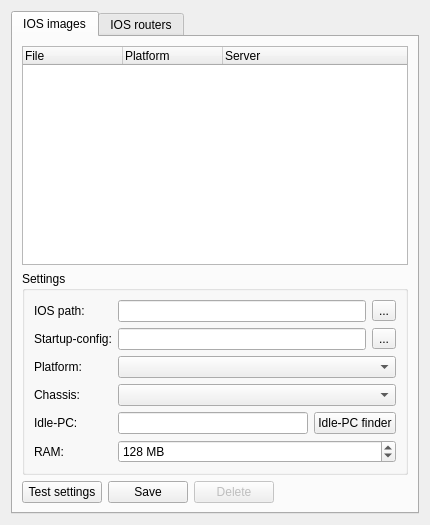
The window that gns3/modules/dynamips/ui/ios_router_preferences_page.ui (GNS3/gns3-gui) describes before a commit, drawn with Qt 5.
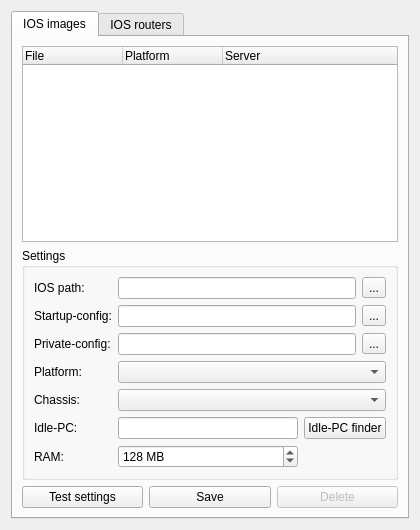
The same window after the commit.

Commit message: Private-config support for Dynamips IOS Temperature sensors and power supplies for c7200 routers Possibility to update the configs and IOS image of a router

```diff
--- a/gns3/modules/dynamips/ui/ios_router_preferences_page.ui
+++ b/gns3/modules/dynamips/ui/ios_router_preferences_page.ui
@@ -6,8 +6,8 @@
    <rect>
     <x>0</x>
     <y>0</y>
-    <width>430</width>
-    <height>525</height>
+    <width>420</width>
+    <height>530</height>
    </rect>
   </property>
   <property name="windowTitle">
@@ -23,8 +23,8 @@
       <attribute name="title">
        <string>IOS images</string>
       </attribute>
-      <layout class="QGridLayout" name="gridLayout_3">
-       <item row="0" column="0" colspan="2">
+      <layout class="QVBoxLayout" name="verticalLayout_2">
+       <item>
         <widget class="QTreeWidget" name="uiIOSImagesTreeWidget">
          <column>
           <property name="text">
@@ -43,7 +43,7 @@
          </column>
         </widget>
        </item>
-       <item row="1" column="0" colspan="2">
+       <item>
         <widget class="QGroupBox" name="groupBox">
          <property name="title">
           <string>Settings</string>
@@ -98,50 +98,68 @@
            </layout>
           </item>
           <item row="2" column="0">
-           <widget class="QLabel" name="uiPlatformLabel">
+           <widget class="QLabel" name="uiPrivateConfigLabel">
             <property name="text">
-             <string>Platform:</string>
+             <string>Private-config:</string>
             </property>
            </widget>
           </item>
           <item row="2" column="1" colspan="2">
-           <widget class="QComboBox" name="uiPlatformComboBox"/>
+           <layout class="QHBoxLayout" name="horizontalLayout_6">
+            <item>
+             <widget class="QLineEdit" name="uiPrivateConfigLineEdit"/>
+            </item>
+            <item>
+             <widget class="QToolButton" name="uiPrivateConfigToolButton">
+              <property name="text">
+               <string>...</string>
+              </property>
+              <property name="toolButtonStyle">
+               <enum>Qt::ToolButtonTextOnly</enum>
+              </property>
+             </widget>
+            </item>
+           </layout>
           </item>
           <item row="3" column="0">
+           <widget class="QLabel" name="uiPlatformLabel">
+            <property name="text">
+             <string>Platform:</string>
+            </property>
+           </widget>
+          </item>
+          <item row="4" column="0">
            <widget class="QLabel" name="uiChassisLabel">
             <property name="text">
              <string>Chassis:</string>
             </property>
            </widget>
           </item>
-          <item row="3" column="1" colspan="2">
-           <widget class="QComboBox" name="uiChassisComboBox"/>
-          </item>
-          <item row="4" column="0">
+          <item row="5" column="0">
            <widget class="QLabel" name="uiIdlePCLabel">
             <property name="text">
              <string>Idle-PC:</string>
             </property>
            </widget>
           </item>
-          <item row="4" column="1">
+          <item row="5" column="1">
            <widget class="QLineEdit" name="uiIdlePCLineEdit"/>
           </item>
-          <item row="4" column="2">
+          <item row="5" column="2">
            <widget class="QPushButton" name="uiIdlePCFinderPushButton">
             <property name="text">
              <string>Idle-PC finder</string>
             </property>
            </widget>
           </item>
-          <item row="5" column="0">
+          <item row="6" column="0">
            <widget class="QLabel" name="uiRAMLabel">
             <property name="text">
              <string>RAM:</string>
             </property>
            </widget>
           </item>
-          <item row="5" column="1" colspan="2">
+          <item row="6" column="1">
            <widget class="QSpinBox" name="uiRAMSpinBox">
             <property name="suffix">
              <string> MB</string>
@@ -157,10 +175,16 @@
             </property>
            </widget>
           </item>
+          <item row="3" column="1" colspan="2">
+           <widget class="QComboBox" name="uiPlatformComboBox"/>
+          </item>
+          <item row="4" column="1" colspan="2">
+           <widget class="QComboBox" name="uiChassisComboBox"/>
+          </item>
          </layout>
         </widget>
        </item>
-       <item row="2" column="0">
+       <item>
         <layout class="QHBoxLayout" name="horizontalLayout_5">
          <item>
           <widget class="QPushButton" name="uiIOSImageTestSettingsPushButton">
```
The commit also changes 20 other files.
